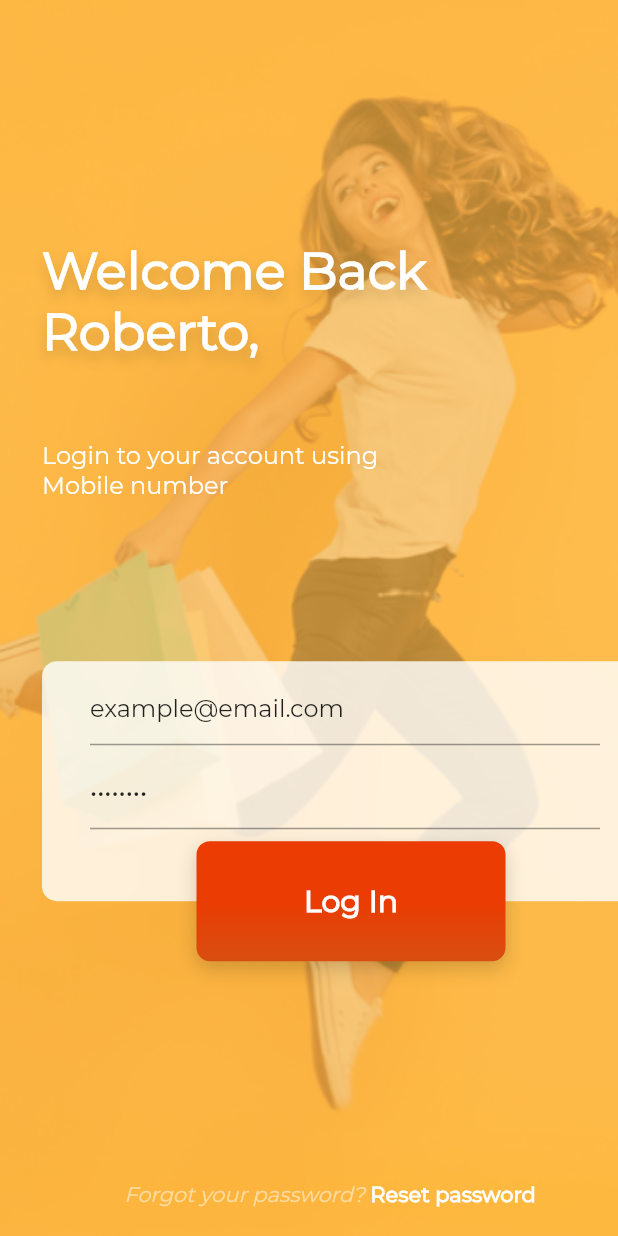
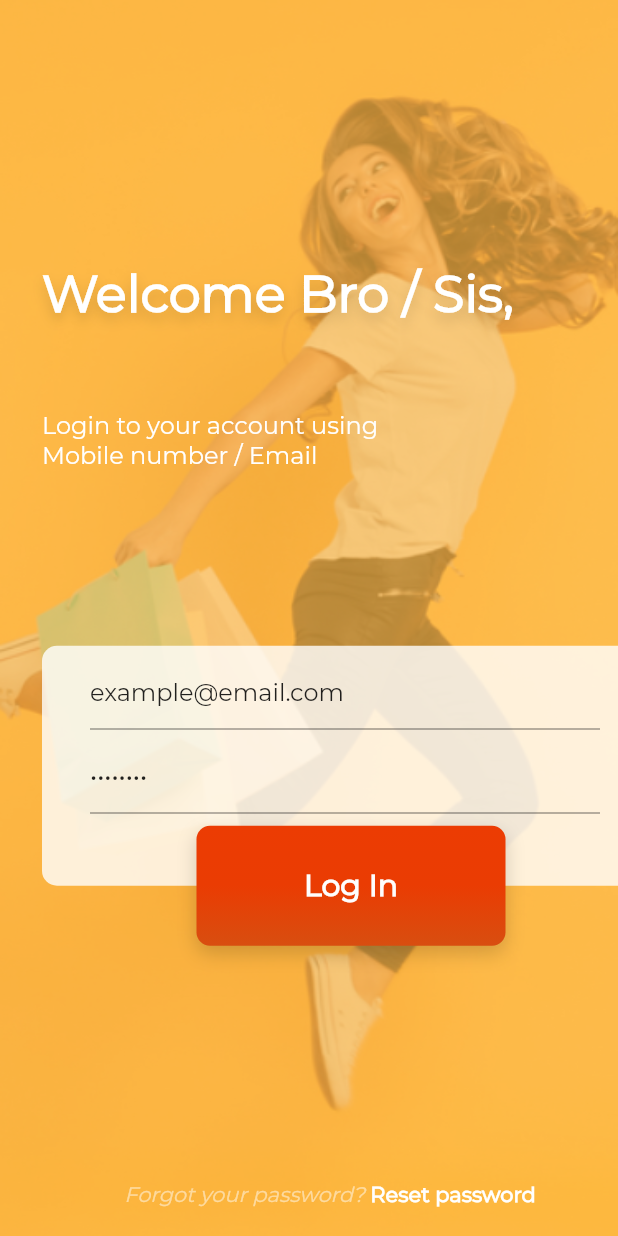
Before and after one commit to devan02/jualin-app, a Flutter app: the screen it shows after launch, on a phone screen of 412 x 824 dp. Run offline on Flutter 3.47's test engine with Material 2 defaults, Android fonts, the phone set to English and light mode, and no system bars; our stand-ins replace card_swiper, dio, flutter_svg, pin_code_text_field; missing offline and left inert: rubber.

```diff
--- a/lib/screens/auth/welcome_back_page.dart
+++ b/lib/screens/auth/welcome_back_page.dart
@@ -17,7 +17,7 @@ class _WelcomeBackPageState extends State<WelcomeBackPage> {
   @override
   Widget build(BuildContext context) {
     Widget welcomeBack = Text(
-      'Welcome Back Roberto,',
+      'Welcome Bro / Sis,',
       style: TextStyle(
           color: Colors.white,
           fontSize: 34.0,
@@ -34,7 +34,7 @@ class _WelcomeBackPageState extends State<WelcomeBackPage> {
     Widget subTitle = Padding(
         padding: const EdgeInsets.only(right: 56.0),
         child: Text(
-          'Login to your account using\nMobile number',
+          'Login to your account using\nMobile number / Email',
           style: TextStyle(
             color: Colors.white,
             fontSize: 16.0,
--- /dev/null
+++ b/lib/service/login_service.dart
@@ -0,0 +1,10 @@
+class Login {
+  final String username;
+  final String password;
+
+  Login({required this.username, required this.password});
+
+  factory Login.fromJson(Map<String, dynamic> json) {
+    return Login(username: json['username'], password: json['password']);
+  }
+}
--- a/pubspec.yaml
+++ b/pubspec.yaml
@@ -40,6 +40,7 @@ dependencies:
   card_swiper: ^2.0.4
   flutter_staggered_grid_view: ^0.6.2
   pin_code_text_field: ^1.8.0
+  dio: ^5.2.1+1
 
 dev_dependencies:
   flutter_test:
```
Also changed, not shown: lib/service/api_client.dart (added, +51 -0 lines), pubspec.lock.
